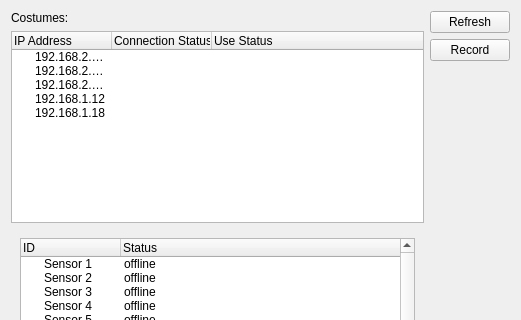
The window that trunk/src/edr/src/plugins/imuCostume/ui/IMUCostumeListWidget.ui (mk4me/hm-mde-one) describes before a commit, drawn with Qt 5; both pictures show x 0 to 521 and y 0 to 320 of the 521 by 473 pixel window.
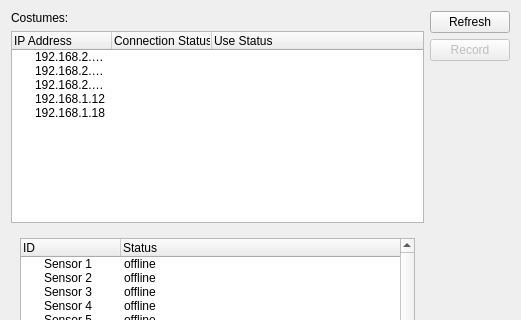
The same window after the commit. Icons and pictures are not drawn.

Diff of the .ui file:
```diff
--- a/trunk/src/edr/src/plugins/imuCostume/ui/IMUCostumeListWidget.ui
+++ b/trunk/src/edr/src/plugins/imuCostume/ui/IMUCostumeListWidget.ui
@@ -394,7 +394,7 @@
      <item>
       <widget class="QPushButton" name="recordPushButton">
        <property name="enabled">
-        <bool>true</bool>
+        <bool>false</bool>
        </property>
        <property name="text">
         <string>Record</string>
```
